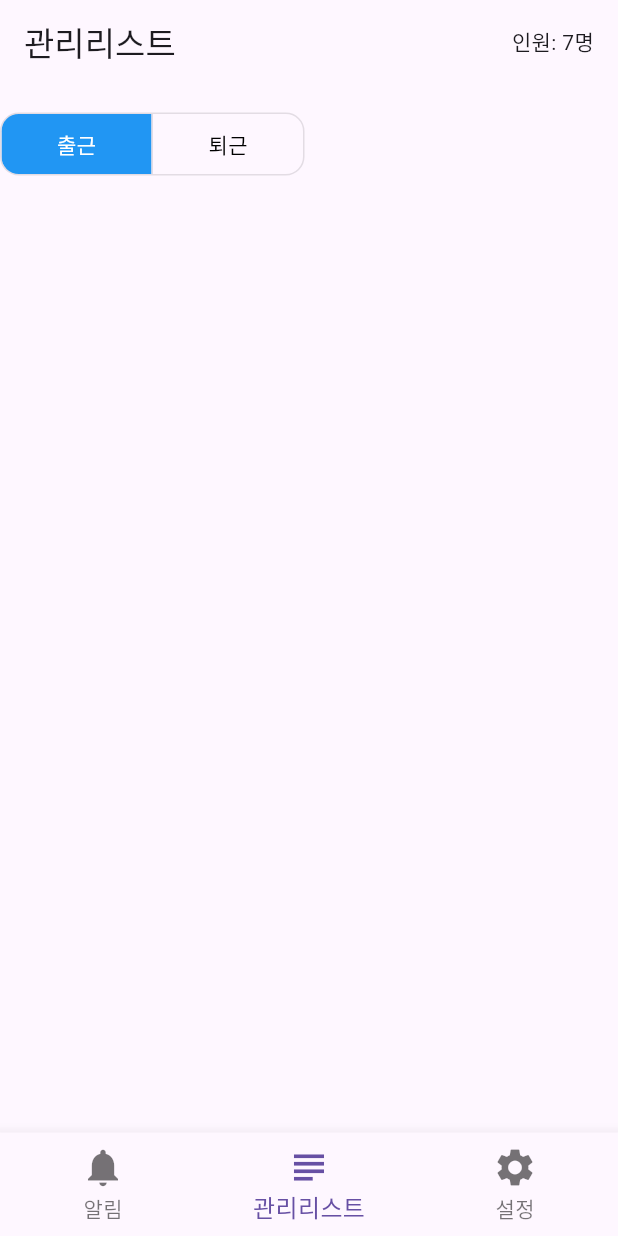
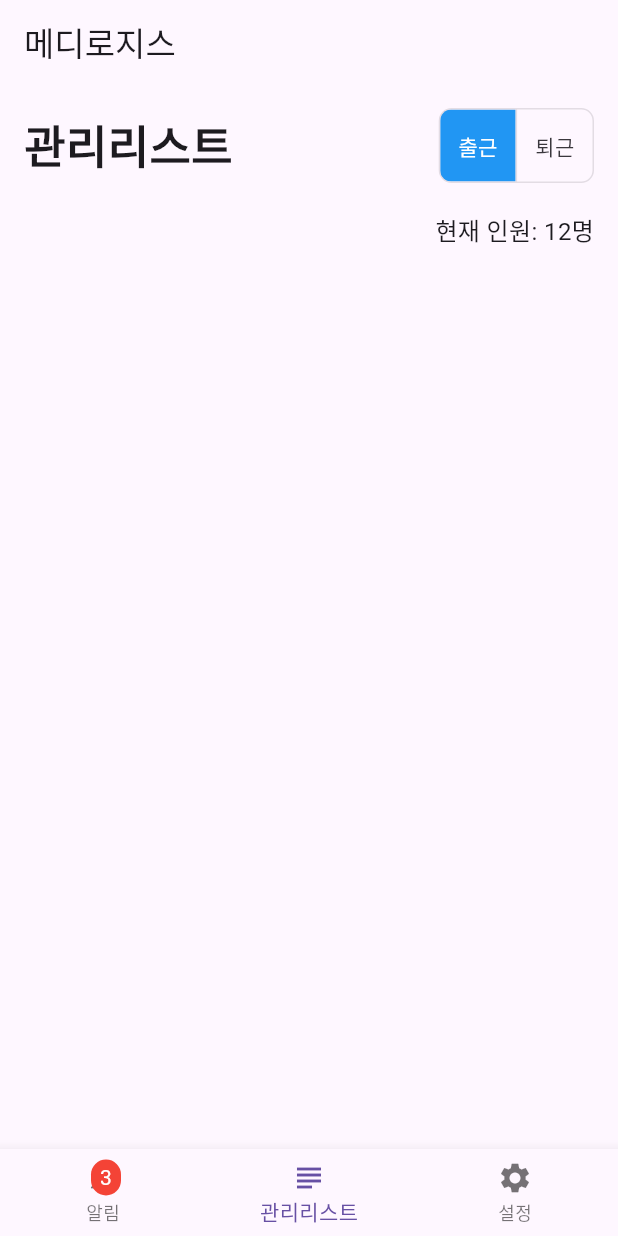
Before and after one commit to daniel4191/flutter_medi, a Flutter app: the screen it shows after launch, item 2 of the bottom bar chosen, after a tap on "출근", on a phone screen of 412 x 824 dp. Run offline on Flutter 3.47's test engine with Material 3 defaults, Android fonts, the phone set to English and light mode, and no system bars.

Commit message:
basic skeleton done

```diff
--- a/lib/main.dart
+++ b/lib/main.dart
@@ -4,33 +4,21 @@ void main() {
   runApp(const MyApp());
 }
 
-class MyApp extends StatelessWidget {
+class MyApp extends StatefulWidget {
   const MyApp({super.key});
 
   @override
-  Widget build(BuildContext context) {
-    return const MaterialApp(
-      title: '메디로지스 알림',
-      home: MainPage(),
-    );
-  }
+  State<MyApp> createState() => _MyAppState();
 }
 
-class MainPage extends StatefulWidget {
-  const MainPage({super.key});
-
-  @override
-  State<MainPage> createState() => _MainPageState();
-}
-
-class _MainPageState extends State<MainPage> {
+class _MyAppState extends State<MyApp> {
   int _selectedIndex = 0;
-
-  static const List<Widget> _pages = [
-    HomePage(),
-    ManagePage(),
-    SettingsPage(),
+  List<String> notifications = [
+    '나중에 루프로 출력될 곳1',
+    '나중에 루프로 출력될 곳2',
+    '나중에 루프로 출력될 곳3',
   ];
+  Set<int> readNotifications = {};
 
   void _onItemTapped(int index) {
     setState(() {
@@ -38,81 +26,105 @@ class _MainPageState extends State<MainPage> {
     });
   }
 
-  static const List<BottomNavigationBarItem> _bottomNavItems = [
+  @override
+  Widget build(BuildContext context) {
+    List<Widget> pages = [
+      HomePage(
+        notifications: notifications,
+        readNotifications: readNotifications,
+        onRead: (int index) {
+          setState(() {
+            readNotifications.add(index);
+          });
+        },
+      ),
+      ManagePage(),
+      SettingsPage(),
+    ];
+
+    int unreadCount = notifications.length - readNotifications.length;
+
+    return MaterialApp(
+      title: '메디로지스 알림',
+      home: Scaffold(
+        appBar: AppBar(title: const Text('메디로지스')),
+        body: pages[_selectedIndex],
+        bottomNavigationBar: BottomNavigationBar(
+          currentIndex: _selectedIndex,
+          onTap: _onItemTapped,
+          items: [
             BottomNavigationBarItem(
-      icon: Icon(Icons.notifications),
+              icon: Stack(
+                children: [
+                  const Icon(Icons.notifications),
+                  if (unreadCount > 0)
+                    Positioned(
+                      right: 0,
+                      top: 0,
+                      child: Container(
+                        padding: const EdgeInsets.all(2),
+                        decoration: BoxDecoration(
+                          color: Colors.red,
+                          borderRadius: BorderRadius.circular(10),
+                        ),
+                        constraints: const BoxConstraints(
+                          minWidth: 20,
+                          minHeight: 20,
+                        ),
+                        child: Text(
+                          unreadCount > 99 ? '99+' : '$unreadCount',
+                          style: const TextStyle(
+                            color: Colors.white,
+                            fontSize: 14,
+                          ),
+                          textAlign: TextAlign.center,
+                        ),
+                      ),
+                    ),
+                ],
+              ),
               label: '알림',
             ),
-    BottomNavigationBarItem(
+            const BottomNavigationBarItem(
               icon: Icon(Icons.subject_sharp),
               label: '관리리스트',
             ),
-    BottomNavigationBarItem(
+            const BottomNavigationBarItem(
               icon: Icon(Icons.settings),
               label: '설정',
             ),
-  ];
-
-  @override
-  Widget build(BuildContext context) {
-    return Scaffold(
-      body: _pages[_selectedIndex],
-      bottomNavigationBar: BottomNavigationBar(
-        items: _bottomNavItems,
-        currentIndex: _selectedIndex,
-        onTap: _onItemTapped,
-        selectedFontSize: 16,
-        unselectedFontSize: 14,
-        iconSize: 30,
+          ],
+        ),
       ),
     );
   }
 }
 
 class HomePage extends StatelessWidget {
-  const HomePage({super.key});
+  const HomePage({super.key, required this.notifications, required this.readNotifications, required this.onRead});
+
+  final List<String> notifications;
+  final Set<int> readNotifications;
+  final void Function(int index) onRead;
 
   @override
   Widget build(BuildContext context) {
-    const String appTitle = '메디로지스 알림';
-
-    return Scaffold(
-      appBar: AppBar(title: const Text(appTitle)),
-      body: ListView(
-        padding: const EdgeInsets.all(16),
-        children: const [
-          TitleSection(name: '나중에 루프로 출력될 곳1', location: ''),
-          TitleSection(name: '나중에 루프로 출력될 곳2', location: ''),
-          TitleSection(name: '나중에 루프로 출력될 곳3', location: ''),
-        ],
+    return ListView.builder(
+      itemCount: notifications.length,
+      itemBuilder: (context, index) {
+        bool isRead = readNotifications.contains(index);
+        return GestureDetector(
+          onTap: () => onRead(index),
+          child: Card(
+            color: isRead ? Colors.white : Colors.amber[100],
+            shape: RoundedRectangleBorder(borderRadius: BorderRadius.circular(12)),
+            child: ListTile(
+              title: Text(notifications[index]),
+              subtitle: Text(isRead ? '읽음' : '새 알림'),
+            ),
           ),
         );
-  }
-}
-
-class TitleSection extends StatelessWidget {
-  const TitleSection({super.key, required this.name, required this.location});
-
-  final String name;
-  final String location;
-
-  @override
-  Widget build(BuildContext context) {
-    return Card(
-      shape: RoundedRectangleBorder(borderRadius: BorderRadius.circular(16)),
-      elevation: 4,
-      margin: const EdgeInsets.symmetric(vertical: 8),
-      child: Padding(
-        padding: const EdgeInsets.all(24),
-        child: Column(
-          crossAxisAlignment: CrossAxisAlignment.center,
-          children: [
-            Text(name, style: const TextStyle(fontWeight: FontWeight.bold, fontSize: 18)),
-            const SizedBox(height: 4),
-            Text(location, style: TextStyle(color: Colors.grey[600])),
-          ],
-        ),
-      ),
+      },
     );
   }
 }
@@ -125,53 +137,50 @@ class ManagePage extends StatefulWidget {
 }
 
 class _ManagePageState extends State<ManagePage> {
-  bool isWorking = true;
-  int memberCount = 7;
+  bool isWork = true;
+  int people = 12;
 
   @override
   Widget build(BuildContext context) {
-    return Scaffold(
-      appBar: AppBar(
-        title: const Text('관리리스트'),
-        actions: [
+    return Padding(
+      padding: const EdgeInsets.all(16),
+      child: Column(
+        crossAxisAlignment: CrossAxisAlignment.start,
+        children: [
+          Row(
+            mainAxisAlignment: MainAxisAlignment.spaceBetween,
+            children: [
+              const Text('관리리스트', style: TextStyle(fontSize: 30, fontWeight: FontWeight.bold)),
+              ToggleButtons(
+                isSelected: [isWork, !isWork],
+                onPressed: (int index) {
+                  setState(() {
+                    isWork = index == 0;
+                  });
+                },
+                borderRadius: BorderRadius.circular(8),
+                selectedColor: Colors.white,
+                fillColor: Colors.blue,
+                children: const [
                   Padding(
-            padding: const EdgeInsets.symmetric(horizontal: 16),
-            child: Center(child: Text('인원: $memberCount명')),
+                    padding: EdgeInsets.symmetric(horizontal: 12),
+                    child: Text('출근'),
+                  ),
+                  Padding(
+                    padding: EdgeInsets.symmetric(horizontal: 12),
+                    child: Text('퇴근'),
                   ),
                 ],
               ),
-      body: Column(
-        children: [
-          const SizedBox(height: 16),
-          ToggleButtons(
-            borderRadius: BorderRadius.circular(12),
-            selectedColor: Colors.white,
-            color: Colors.black,
-            fillColor: Colors.blue,
-            constraints: const BoxConstraints(minHeight: 40, minWidth: 100),
-            isSelected: [isWorking, !isWorking],
-            onPressed: (int index) {
-              setState(() {
-                isWorking = index == 0;
-              });
-            },
-            children: const [Text('출근'), Text('퇴근')],
-          ),
-          const SizedBox(height: 24),
-          // 아래에 리스트나 컨텐츠 추가 가능
             ],
           ),
-    );
-  }
-}
-
-class SettingsPage extends StatelessWidget {
-  const SettingsPage({super.key});
-
-  @override
-  Widget build(BuildContext context) {
-    return const Scaffold(
-      body: Center(child: Text('설정 페이지')),
+          const SizedBox(height: 20),
+          Align(
+            alignment: Alignment.centerRight,
+            child: Text('현재 인원: $people명', style: const TextStyle(fontSize: 16)),
+          ),
+        ],
+      ),
     );
   }
 }
@@ -185,34 +194,20 @@ class SettingsPage extends StatefulWidget {
 
 class _SettingsPageState extends State<SettingsPage> {
   bool isLoggedIn = false;
-  String currentArea = '서울 강남구'; // 예시
+  String currentArea = '서울 강남구';
   int memberCount = 12;
   int unitCount = 6;
   String status = '정상 운영 중';
 
   @override
-  void initState() {
-    super.initState();
-    // TODO: 여기서 API 호출로 데이터 받아오도록 구현할 수 있어
-  }
-
-  @override
   Widget build(BuildContext context) {
-    return Scaffold(
-      appBar: AppBar(title: const Text('설정')),
-      body: Padding(
+    return Padding(
       padding: const EdgeInsets.all(16),
       child: Column(
         crossAxisAlignment: CrossAxisAlignment.start,
         children: [
-            // ✅ 관리 중인 지역
-            Text(
-              '현재 관리 지역: $currentArea',
-              style: const TextStyle(fontSize: 18, fontWeight: FontWeight.bold),
-            ),
+          Text('현재 관리 지역: $currentArea', style: const TextStyle(fontSize: 18, fontWeight: FontWeight.bold)),
           const SizedBox(height: 16),
-
-            // ✅ 인원 / 호수 / 상태
           Card(
             shape: RoundedRectangleBorder(borderRadius: BorderRadius.circular(12)),
             elevation: 3,
@@ -228,16 +223,11 @@ class _SettingsPageState extends State<SettingsPage> {
             ),
           ),
           const SizedBox(height: 32),
-
-            // ✅ 로그인/로그아웃/회원가입 버튼
           Center(
             child: isLoggedIn
                 ? ElevatedButton(
               onPressed: () {
-                  setState(() {
-                    isLoggedIn = false;
-                  });
-                  // TODO: 로그아웃 로직
+                setState(() => isLoggedIn = false);
               },
               child: const Text('로그아웃'),
             )
@@ -245,25 +235,19 @@ class _SettingsPageState extends State<SettingsPage> {
               children: [
                 ElevatedButton(
                   onPressed: () {
-                      // TODO: 로그인 로직
-                      setState(() {
-                        isLoggedIn = true;
-                      });
+                    setState(() => isLoggedIn = true);
                   },
                   child: const Text('로그인'),
                 ),
                 const SizedBox(height: 12),
                 OutlinedButton(
-                    onPressed: () {
-                      // TODO: 회원가입 로직
-                    },
+                  onPressed: () {},
                   child: const Text('회원가입'),
                 ),
               ],
             ),
-            ),
+          )
         ],
-        ),
       ),
     );
   }
@@ -274,7 +258,7 @@ class _SettingsPageState extends State<SettingsPage> {
       child: Row(
         mainAxisAlignment: MainAxisAlignment.spaceBetween,
         children: [
-          Text(label, style: const TextStyle(fontSize: 16)),
+          Text(label, style: const TextStyle(fontSize: 20)),
           Text(value, style: const TextStyle(fontWeight: FontWeight.bold)),
         ],
       ),
```
Lines whose indentation alone changed are shown as unchanged.
